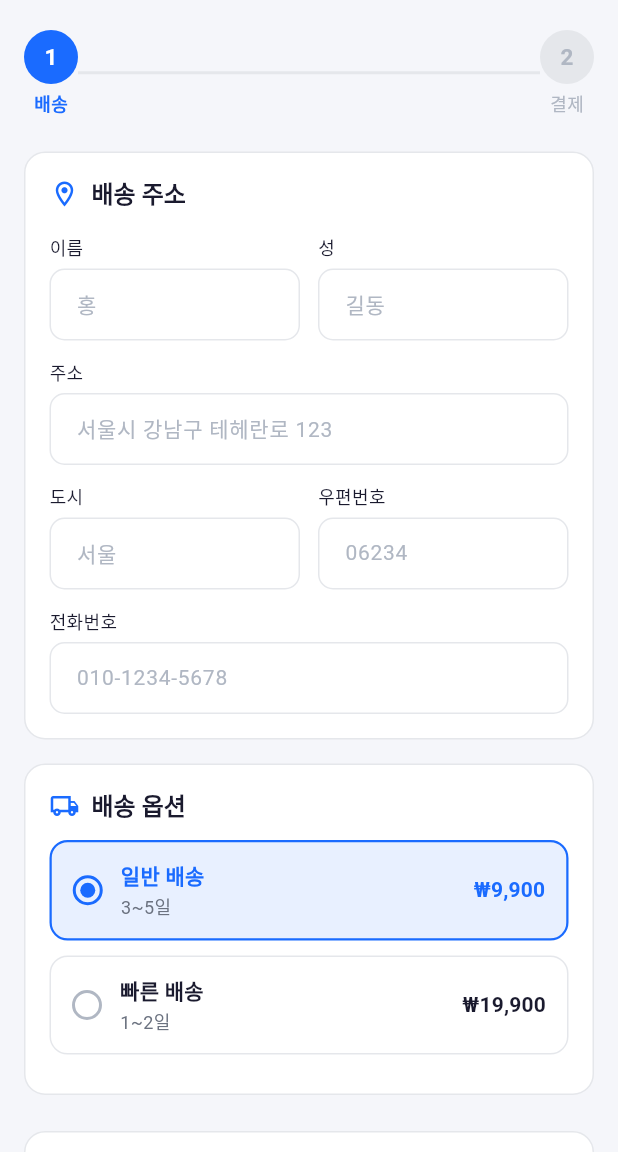
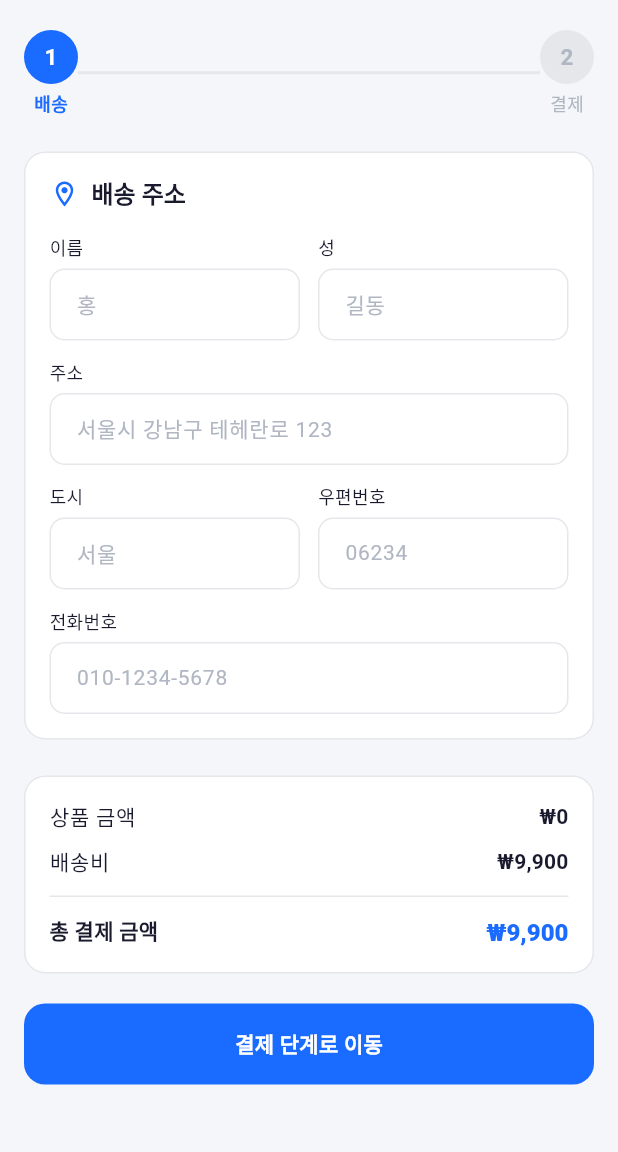
Before and after one commit to hyerin10/bike_house, a Flutter app: the CheckoutScreen screen opened directly with empty values, on a phone screen of 412 x 824 dp, the part 84-1236 px from its top. Run offline on Flutter 3.47's test engine with Material 3 defaults, Android fonts, the phone set to English and light mode, and no system bars; our stand-ins replace flutter_dotenv, flutter_riverpod, freezed_annotation, image_picker, supabase_flutter; accounts and stored records are empty.

Commit message:
feature: 결제하기 버튼 누르면 결제 화면으로 이동 구현 fix: 배송 옵션 제거 feature: 주문 시 입력란 유효성 검사 추가

```diff
--- a/lib/features/checkout/presentation/checkout_screen.dart
+++ b/lib/features/checkout/presentation/checkout_screen.dart
@@ -67,11 +67,13 @@ class _CheckoutScreenState extends ConsumerState<CheckoutScreen> {
           '${_firstNameCtrl.text.trim()}${_lastNameCtrl.text.trim()}';
       final shippingAddress =
           '${_addressCtrl.text.trim()}, ${_cityCtrl.text.trim()}, ${_zipCtrl.text.trim()}';
+      final phoneDigitsOnly =
+          _phoneCtrl.text.trim().replaceAll(RegExp(r'[\s\-]'), '');
       await ref.read(orderControllerProvider.notifier).placeOrder(
             items: cart.items,
             totalAmount: checkout.total,
             customerName: customerName,
-            customerPhone: _phoneCtrl.text.trim(),
+            customerPhone: phoneDigitsOnly,
             shippingAddress: shippingAddress,
           );
 
@@ -321,8 +323,6 @@ class _ShippingStep extends StatelessWidget {
           zipCtrl: zipCtrl,
           phoneCtrl: phoneCtrl,
         ),
-        const SizedBox(height: 16),
-        const _DeliveryOptionsSection(),
       ],
     );
   }
@@ -364,7 +364,7 @@ class _ShippingAddressSection extends StatelessWidget {
                   controller: firstNameCtrl,
                   label: '이름',
                   hint: '홍',
-                  validator: _required,
+                  validator: _validateName,
                 ),
               ),
               const SizedBox(width: 12),
@@ -373,7 +373,7 @@ class _ShippingAddressSection extends StatelessWidget {
                   controller: lastNameCtrl,
                   label: '성',
                   hint: '길동',
-                  validator: _required,
+                  validator: _validateName,
                 ),
               ),
             ],
@@ -386,7 +386,7 @@ class _ShippingAddressSection extends StatelessWidget {
             controller: addressCtrl,
             label: '주소',
             hint: '서울시 강남구 테헤란로 123',
-            validator: _required,
+            validator: _validateAddress,
           ),
 
           const SizedBox(height: 12),
@@ -399,7 +399,7 @@ class _ShippingAddressSection extends StatelessWidget {
                   controller: cityCtrl,
                   label: '도시',
                   hint: '서울',
-                  validator: _required,
+                  validator: _validateCity,
                 ),
               ),
               const SizedBox(width: 12),
@@ -409,7 +409,7 @@ class _ShippingAddressSection extends StatelessWidget {
                   label: '우편번호',
                   hint: '06234',
                   keyboardType: TextInputType.number,
-                  validator: _required,
+                  validator: _validateZip,
                 ),
               ),
             ],
@@ -423,144 +423,59 @@ class _ShippingAddressSection extends StatelessWidget {
             label: '전화번호',
             hint: '010-1234-5678',
             keyboardType: TextInputType.phone,
-            validator: _required,
+            validator: _validatePhone,
           ),
         ],
       ),
     );
   }
 
-  String? _required(String? v) =>
-      (v == null || v.trim().isEmpty) ? '필수 항목입니다' : null;
-}
+  /// 이름/성: 한글·영문 1~10자
+  String? _validateName(String? v) {
+    if (v == null || v.trim().isEmpty) return '필수 항목입니다.';
+    final trimmed = v.trim();
+    if (trimmed.length > 10) return '10자 이내로 입력해주세요.';
+    if (!RegExp(r'^[가-힣a-zA-Z\s]+$').hasMatch(trimmed)) {
+      return '한글 또는 영문만 입력 가능합니다.';
+    }
+    return null;
+  }
 
-// ─── 배송 옵션 선택 ─────────────────────────────────────────────────────────
+  /// 주소: 5자 이상
+  String? _validateAddress(String? v) {
+    if (v == null || v.trim().isEmpty) return '주소를 입력해주세요.';
+    if (v.trim().length < 5) return '정확한 주소를 입력해주세요. (5자 이상)';
+    return null;
+  }
 
-class _DeliveryOptionsSection extends ConsumerWidget {
-  const _DeliveryOptionsSection();
+  /// 도시: 한글·영문
+  String? _validateCity(String? v) {
+    if (v == null || v.trim().isEmpty) return '도시를 입력해주세요.';
+    if (!RegExp(r'^[가-힣a-zA-Z\s]+$').hasMatch(v.trim())) {
+      return '한글 또는 영문만 입력 가능합니다.';
+    }
+    return null;
+  }
 
-  @override
-  Widget build(BuildContext context, WidgetRef ref) {
-    final selected = ref.watch(checkoutProvider).selectedDeliveryId;
+  /// 우편번호: 숫자 5자리
+  String? _validateZip(String? v) {
+    if (v == null || v.trim().isEmpty) return '우편번호를 입력해주세요.';
+    final digits = v.trim().replaceAll(RegExp(r'\D'), '');
+    if (digits.length != 5) return '5자리 숫자로 입력해주세요.';
+    return null;
+  }
 
-    return _SectionCard(
-      child: Column(
-        crossAxisAlignment: CrossAxisAlignment.start,
-        children: [
-          _SectionTitle(
-            icon: Icons.local_shipping_outlined,
-            label: '배송 옵션',
-          ),
-          const SizedBox(height: 12),
-          ...kDeliveryOptions.map(
-            (option) => Padding(
-              padding: const EdgeInsets.only(bottom: 10),
-              child: _DeliveryOptionTile(
-                option: option,
-                isSelected: option.id == selected,
-                onTap: () => ref
-                    .read(checkoutProvider.notifier)
-                    .selectDelivery(option.id),
-              ),
-            ),
-          ),
-        ],
-      ),
-    );
+  /// 전화번호: 010으로 시작하는 11자리
+  String? _validatePhone(String? v) {
+    if (v == null || v.trim().isEmpty) return '전화번호를 입력해주세요.';
+    final digits = v.trim().replaceAll(RegExp(r'[\s\-]'), '');
+    if (!RegExp(r'^010\d{8}$').hasMatch(digits)) {
+      return '010으로 시작하는 11자리 번호를 입력해주세요. (예: 010-1234-5678)';
+    }
+    return null;
   }
 }
 
-class _DeliveryOptionTile extends StatelessWidget {
-  const _DeliveryOptionTile({
-    required this.option,
-    required this.isSelected,
-    required this.onTap,
-  });
-
-  final DeliveryOptionItem option;
-  final bool isSelected;
-  final VoidCallback onTap;
-
-  @override
-  Widget build(BuildContext context) {
-    return GestureDetector(
-      onTap: onTap,
-      child: AnimatedContainer(
-        duration: const Duration(milliseconds: 200),
-        padding: const EdgeInsets.symmetric(horizontal: 14, vertical: 12),
-        decoration: BoxDecoration(
-          color: isSelected ? AppColors.primaryLight : AppColors.surface,
-          borderRadius: BorderRadius.circular(12),
-          border: Border.all(
-            color: isSelected ? AppColors.primary : AppColors.divider,
-            width: isSelected ? 1.5 : 1,
-          ),
-        ),
-        child: Row(
-          children: [
-            // 라디오 버튼
-            Container(
-              width: 20,
-              height: 20,
-              decoration: BoxDecoration(
-                shape: BoxShape.circle,
-                border: Border.all(
-                  color: isSelected ? AppColors.primary : AppColors.textHint,
-                  width: 2,
-                ),
-              ),
-              child: isSelected
-                  ? Center(
-                      child: Container(
-                        width: 10,
-                        height: 10,
-                        decoration: const BoxDecoration(
-                          color: AppColors.primary,
-                          shape: BoxShape.circle,
-                        ),
-                      ),
-                    )
-                  : null,
-            ),
-
-            const SizedBox(width: 12),
-
-            // 배송 이름 + 소요 기간
-            Expanded(
-              child: Column(
-                crossAxisAlignment: CrossAxisAlignment.start,
-                children: [
-                  Text(
-                    option.name,
-                    style: Theme.of(context).textTheme.titleMedium?.copyWith(
-                          color: isSelected
-                              ? AppColors.primary
-                              : AppColors.textPrimary,
-                        ),
-                  ),
-                  Text(
-                    option.duration,
-                    style: Theme.of(context).textTheme.bodyMedium,
-                  ),
-                ],
-              ),
-            ),
-
-            // 배송비
-            Text(
-              option.formattedFee,
-              style: Theme.of(context).textTheme.titleMedium?.copyWith(
-                    color:
-                        isSelected ? AppColors.primary : AppColors.textPrimary,
-                    fontWeight: FontWeight.w700,
-                  ),
-            ),
-          ],
-        ),
-      ),
-    );
-  }
-}
 
 // ─────────────────────────────────────────────────────────────────────────────
 // Step 2: 결제 방법 선택
--- a/lib/features/product/presentation/product_detail_screen.dart
+++ b/lib/features/product/presentation/product_detail_screen.dart
@@ -3,6 +3,7 @@ import 'package:flutter_riverpod/flutter_riverpod.dart';
 
 import '../../../core/theme/app_theme.dart';
 import '../../cart/application/cart_controller.dart';
+import '../../checkout/presentation/checkout_screen.dart';
 import '../application/product_detail_notifier.dart';
 import '../data/product_model.dart';
 import '../domain/product_model.dart';
@@ -581,7 +582,20 @@ class _BottomActionBar extends ConsumerWidget {
           Expanded(
             child: ElevatedButton(
               onPressed: () {
-                // 추후 결제 화면으로 이동
+                final item = CartItem(
+                  id: product.id.toString(),
+                  name: product.name,
+                  price: product.price,
+                  imageUrl: product.thumbnailUrl,
+                  quantity: 1,
+                );
+                ref.read(cartProvider.notifier).addItem(item);
+                final subtotal = ref.read(cartProvider).totalAmount;
+                Navigator.of(context).push(
+                  MaterialPageRoute(
+                    builder: (_) => CheckoutScreen(subtotal: subtotal),
+                  ),
+                );
               },
               style: ElevatedButton.styleFrom(
                 backgroundColor: AppColors.primary,
```
